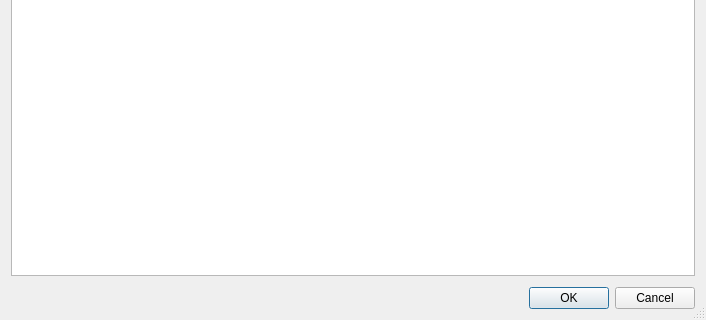
This is forms/roadmap_add.ui in skriticos/nelia1 as Qt 5 draws it before an edit; both pictures show x 0 to 706 and y 262 to 582 of the 706 by 582 pixel window. The edited form follows.
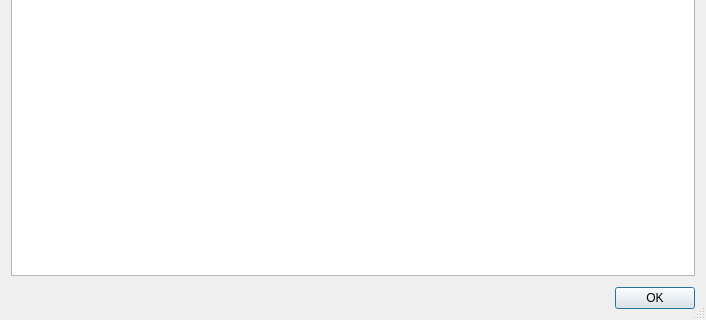
This is the edited form.

Commit message:
dialogs: tab changes focus in textboxes
No more indenting with tab in the dialog boxes. Instead they nicely follow the
flow of the other controls, jumping to the next one.

Removed cancel option for dialog boxes (which messes with the tab order).
Dialogs can be  aborted with standard window controls or <esc>.

```diff
--- a/forms/roadmap_add.ui
+++ b/forms/roadmap_add.ui
@@ -361,7 +361,7 @@
       <enum>Qt::Horizontal</enum>
      </property>
      <property name="standardButtons">
-      <set>QDialogButtonBox::Cancel|QDialogButtonBox::Ok</set>
+      <set>QDialogButtonBox::Ok</set>
      </property>
     </widget>
    </item>
```
Left out of the diff: 3 changed lines with no effect on the pictures. The commit also changes 3 other files.
